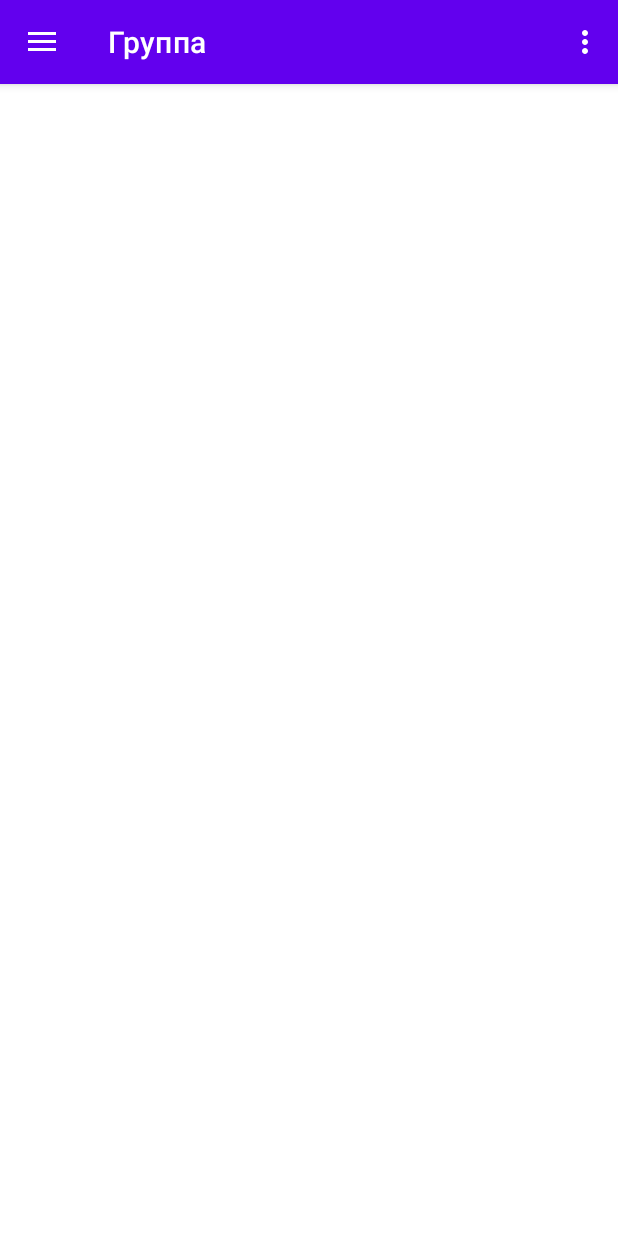
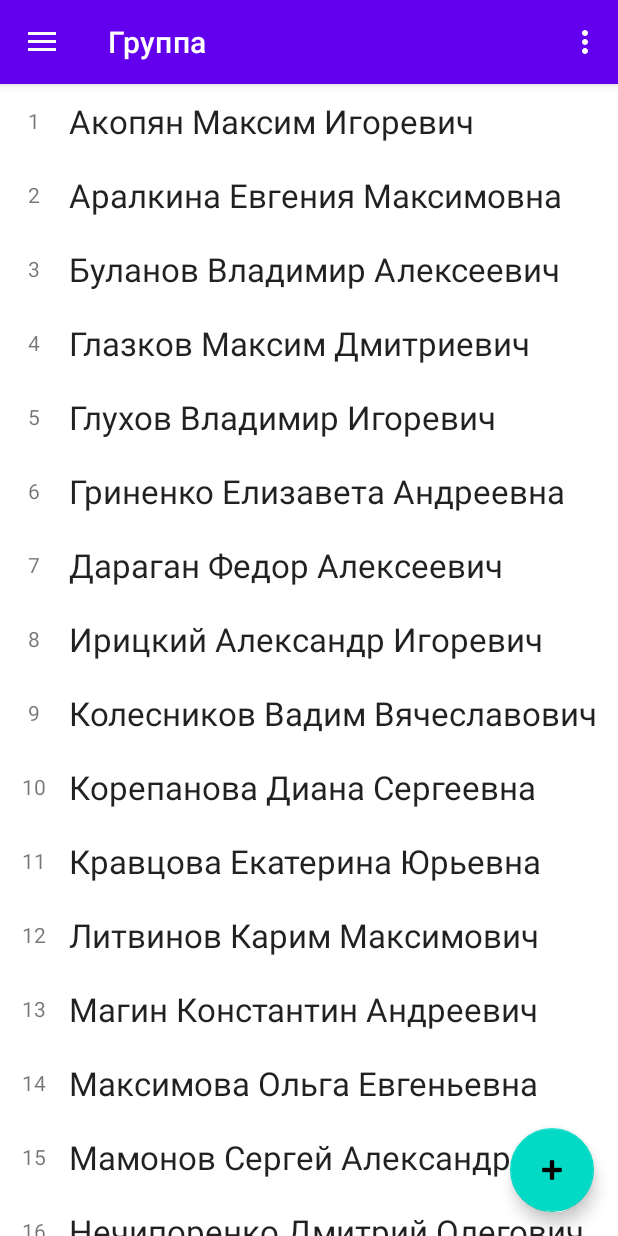
Before and after one commit to iluuxa/AttJournal, an Android app: the screen it shows after launch (MainActivity), in the side drawer, after a tap on "Группа", on a phone screen of 412 x 824 dp. Run offline under Robolectric (Android 15) with nearby library versions, the phone set to English and light mode, and no system bars; our stand-ins replace navigation-ui; 3 statements that could not run were skipped.

Commit message:
Попытки создания класса группы

```diff
--- /dev/null
+++ b/app/src/main/java/stu/ilexa/testjournal1/Group.java
@@ -0,0 +1,143 @@
+package stu.ilexa.testjournal1;
+
+import android.util.Log;
+
+import java.util.ArrayList;
+import java.util.Arrays;
+
+public class Group {
+    private static Student[] group;
+    private static final String TAG="MyGroup";
+
+
+    public static Student[] getGroup() {
+        return group;
+    }
+
+
+    public Group() {
+        testInit();
+    }
+
+
+    public static void sort(){
+        Student buff;
+        ArrayList<Student> disorderedStudents=new ArrayList<>();
+        ArrayList<Student> orderedStudents=new ArrayList<>();
+        for (int i = 0; i < group.length; i++) {
+            if (group[i].getOrder()>0){
+                orderedStudents.add(group[i]);
+            }
+            else{
+                disorderedStudents.add(group[i]);
+            }
+        }
+
+    }
+
+    public static boolean add(Student student){
+        //Log.d(TAG, "add: student: " +student.getName()+"\n"+ Arrays.toString(group));
+        //Log.d(TAG, "testInit: "+student.getName()+" "+student.getOrder());
+        Student[] temp = new Student[group.length+1];
+        Student buff = student;
+        boolean ordered = false;
+        int j = 0;
+        if(student.getOrder()>0){
+            if(student.getOrder()<= group.length){
+                if (group[student.getOrder()-1].getOrder()>0
+                        &&group[student.getOrder()-1].getOrder()<= group.length)
+                {
+                    return false;
+                }
+                temp[student.getOrder()-1] = student;
+                ordered=true;
+            }
+        }
+
+        for (int i = 0; i < group.length; i++) {
+            if(group[i].getOrder()>0
+                    &&group[i].getOrder()!=(i+1)
+                    &&group[i].getOrder()<=group.length+1)
+            {
+                temp[group[i].getOrder()-1]=group[i];
+            }
+            else {
+                if (group[i].getOrder() == (i + 1)) {
+                    temp[i] = group[i];
+                }
+                else {
+                    while ((temp[j] != null) && (j<temp.length-1)) {
+                        j++;
+                    }
+                    if(!ordered) {
+                        if (buff.compareTo(group[i]) < 0) {
+                            temp[j] = buff;
+                            buff = group[i];
+                        } else {
+                            temp[j] = group[i];
+                        }
+                    }
+                    else {
+                        temp[j]=group[i];
+                    }
+                    j++;
+                }
+            }
+        }
+
+        if(temp[group.length]==null){
+            temp[group.length]=buff;
+        }
+
+        for (int i = 0; i < temp.length; i++) {
+            if(temp[i]!=null){
+            Log.d(TAG, "add: "+(i+1)+"   "+temp[i].getName());}
+            else{
+                Log.d(TAG, "add: Null");
+            }
+
+        }
+        Log.d(TAG, "--------------------------------------------------------");
+        group=temp;
+        return true;
+    }
+
+
+    public static void testInit(){
+        group = new Student[0];
+        add(new Student("Акопян","Максим","Игоревич"));
+        add(new Student("Аралкина","Евгения","Максимовна"));
+        add(new Student("Буланов","Владимир","Алексеевич",3));
+        add(new Student("Глазков","Максим","Дмитриевич",4));
+        add(new Student("Морозов","Лев","Александрович",29));
+        add(new Student("Глухов","Владимир","Игоревич",5));
+        add(new Student("Гриненко","Елизавета","Андреевна",6));
+        add(new Student("Дараган","Федор","Алексеевич"));
+        add(new Student("Ирицкий","Александр","Игоревич"));
+        add(new Student("Колесников","Вадим","Вячеславович"));
+        add(new Student("Корепанова","Диана","Сергеевна"));
+        add(new Student("Кравцова","Екатерина","Юрьевна"));
+        add(new Student("Магин","Константин","Андреевич"));
+        add(new Student("Литвинов","Карим","Максимович",31));
+        add(new Student("Максимова","Ольга","Евгеньевна"));
+        add(new Student("Мамонов","Сергей","Александрович"));
+        add(new Student("Михина","Ирина","Павловна"));
+        add(new Student("Нечипоренко","Дмитрий","Олегович",16));
+        add(new Student("Николаев","Даниил","Александрович"));
+        add(new Student("Парамошкин","Егор","Валерьевич"));
+        add(new Student("Полетаев","Владимир","Викторович",19));
+        add(new Student("Прикупец","Александр","Андреевич"));
+        add(new Student("Сороков","Артём","Сергеевич"));
+        add(new Student("Старовойтов","Фёдор","Дмитриевич"));
+        add(new Student("Сычёв","Владимир","Константинович"));
+        add(new Student("Тимофеева","Софья","Леонидовна"));
+        add(new Student("Титов","Феликс","Александрович"));
+        add(new Student("Харитонов","Дмитрий","Михайлович"));
+        add(new Student("Ясько","Илья","Артёмович"));
+        add(new Student("Мамедли","Эмиль","Вугар оглы",28));
+        add(new Student("Баженов","Владимир","Сергеевич",30));
+
+
+
+    }
+}
--- a/app/src/main/java/stu/ilexa/testjournal1/Student.java
+++ b/app/src/main/java/stu/ilexa/testjournal1/Student.java
@@ -3,20 +3,42 @@ package stu.ilexa.testjournal1;
 import android.provider.ContactsContract;
 import android.provider.Telephony;
 
-public class Student {
-    String firstName;
-    String lastName;
-    String patronymic;
+public class Student implements Comparable {
+    private String firstName;
+    private String lastName;
+    private String patronymic;
+    private int order=0;
 
 
-    public Student(String lastName, String firstName,  String patronymic) {
+    public Student(String lastName, String firstName, String patronymic,int order) {
+        this.lastName = lastName;
+        this.firstName = firstName;
+        this.patronymic = patronymic;
+        this.order = order;
+    }
+
+
+    public Student(String lastName, String firstName, String patronymic) {
         this.lastName = lastName;
         this.firstName = firstName;
         this.patronymic = patronymic;
     }
 
     public String getName(){
-        return lastName + firstName + patronymic;
+        return lastName +" "+ firstName +" "+ patronymic;
     }
 
+
+    @Override
+    public int compareTo(Object o) {
+        return getName().compareTo(((Student)(o)).getName());
+    }
+
+    public int getOrder() {
+        return order;
+    }
+
+    public void setOrder(int order) {
+        this.order = order;
+    }
 }
--- a/app/src/main/java/stu/ilexa/testjournal1/ui/change/SubjectChangeFragment.java
+++ b/app/src/main/java/stu/ilexa/testjournal1/ui/change/SubjectChangeFragment.java
@@ -18,7 +18,6 @@ import androidx.core.app.NavUtils;
 import androidx.fragment.app.Fragment;
 import androidx.lifecycle.ViewModelProvider;
 
-import java.util.Arrays;
 import java.util.TreeSet;
 
 import stu.ilexa.testjournal1.R;
@@ -32,7 +31,6 @@ public class SubjectChangeFragment extends Fragment implements View.OnClickListe
     private SubjectChangeFragmentBinding binding;
     private static final String TAG ="SubjectChangeFragment";
     int foundSubject = -1;
-    String changedSubject;
 
     public static SubjectChangeFragment newInstance() {
         return new SubjectChangeFragment();
@@ -43,10 +41,9 @@ public class SubjectChangeFragment extends Fragment implements View.OnClickListe
     @Override
     public View onCreateView(@NonNull LayoutInflater inflater, @Nullable ViewGroup container,
                              @Nullable Bundle savedInstanceState) {
-        //Log.d(TAG, "onCreateView: "+SubjectChangeViewModel.class.toString());
+
+
         subjectChangeViewModel = new ViewModelProvider(this).get(SubjectChangeViewModel.class);
-        //subjectChangeViewModel = new ViewModelProvider(requireActivity()).get(SubjectChangeViewModel.class);
-        //subjectChangeViewModel=new ViewModelProvider(requireActivity(),getDefaultViewModelProviderFactory()).get(SubjectChangeViewModel.class);
         binding = SubjectChangeFragmentBinding.inflate(inflater, container, false);
         View root = binding.getRoot();
 
@@ -73,8 +70,7 @@ public class SubjectChangeFragment extends Fragment implements View.OnClickListe
             public void onTextChanged(CharSequence charSequence, int i, int i1, int i2) {
                 String compared = charSequence.toString();
                 foundSubject = -1;
-                //TODO: check if right
-                for (int j = 0; ((j < list.length)&&(j<objects.length)); j++) {
+                for (int j = 0; (j < list.length); j++) {
                     if (compared.equals(list[j])){
                         Subject temp = ((Subject)(objects[j]));
                         if((binding.subjectTypeInputField.getText().toString().equals("пр") && !temp.getLecture())||(binding.subjectTypeInputField.getText().toString().equals("лк") && temp.getLecture())){
@@ -242,13 +238,13 @@ public class SubjectChangeFragment extends Fragment implements View.OnClickListe
             case "subjectAddConfirm":
                 requireActivity().getWindow().setFlags(WindowManager.LayoutParams.FLAG_NOT_TOUCHABLE,
                         WindowManager.LayoutParams.FLAG_NOT_TOUCHABLE);
-                boolean classChecks[][] = getUserChecks();
-                boolean weekChecks[] = getUserWeekChecks();
+                boolean[][] classChecks = getUserChecks();
+                boolean[] weekChecks = getUserWeekChecks();
                 int collisions=0;
 
                 if (foundSubject>-1){collisions = subjectChangeViewModel.collisionCheck(weekChecks);}
                 TreeSet<String> treeSet = subjectChangeViewModel.otherCollisionCheck(weekChecks,classChecks);
-                String[] changedSubjects = treeSet.toArray(new String[treeSet.size()]);
+                String[] changedSubjects = treeSet.toArray(new String[0]);
                 Log.d(TAG, "onClick: "+foundSubject+collisions);
                 if((collisions>0)||(changedSubjects.length>0)){
                     String message = "";
--- a/app/src/main/java/stu/ilexa/testjournal1/ui/students/StudentsFragment.java
+++ b/app/src/main/java/stu/ilexa/testjournal1/ui/students/StudentsFragment.java
@@ -16,6 +16,7 @@ import androidx.recyclerview.widget.AdapterListUpdateCallback;
 import androidx.recyclerview.widget.LinearLayoutManager;
 import androidx.recyclerview.widget.RecyclerView;
 
+import stu.ilexa.testjournal1.Group;
 import stu.ilexa.testjournal1.Student;
 import stu.ilexa.testjournal1.databinding.FragmentStudentsBinding;
 
@@ -33,17 +34,14 @@ public class StudentsFragment extends Fragment {
         View root = binding.getRoot();
         RecyclerView studentsScroll = binding.studentsScroll;
 
-        StudentsViewAdapter stringArrayAdapter= new StudentsViewAdapter(new Student[]{new Student("Ясько","Илья","Артёмович")});
-        LinearLayoutManager linearLayoutManager = new LinearLayoutManager(root.getContext());
+        Group.testInit();
+        StudentsViewAdapter stringArrayAdapter= new StudentsViewAdapter(Group.getGroup());
+        LinearLayoutManager linearLayoutManager = new LinearLayoutManager(root.getContext(), RecyclerView.VERTICAL,false);
         studentsScroll.setLayoutManager(linearLayoutManager);
         studentsScroll.setAdapter(stringArrayAdapter);
 
-        studentsViewModel.getText().observe(getViewLifecycleOwner(), new Observer<String[]>() {
-
-            @Override
-            public void onChanged(@Nullable String[] s) {
-                //stringArrayAdapter.add();
-            }
+        studentsViewModel.getText().observe(getViewLifecycleOwner(), s -> {
+            //stringArrayAdapter.add();
         });
 
 
--- a/app/src/main/java/stu/ilexa/testjournal1/ui/students/StudentsViewAdapter.java
+++ b/app/src/main/java/stu/ilexa/testjournal1/ui/students/StudentsViewAdapter.java
@@ -25,18 +25,8 @@ public class StudentsViewAdapter extends RecyclerView.Adapter<StudentsViewAdapte
     @NonNull
     @Override
     public ViewHolder onCreateViewHolder(@NonNull ViewGroup viewGroup, int viewType) {
-        View v = LayoutInflater.from(viewGroup.getContext()).inflate(R.layout.fragment_students, viewGroup, false);
+        View v = LayoutInflater.from(viewGroup.getContext()).inflate(R.layout.student_list_item, viewGroup, false);
         return new ViewHolder(v);
-    }
-
-
-    public void add(Student student){
-        Student[] temp = new Student[students.length+1];
-        for (int i = 0; i < students.length; i++) {
-            temp[i]=students[i];
-        }
-        temp[students.length]=student;
-        students=temp;
     }
 
 
@@ -44,6 +34,8 @@ public class StudentsViewAdapter extends RecyclerView.Adapter<StudentsViewAdapte
     public void onBindViewHolder(@NonNull StudentsViewAdapter.ViewHolder holder, int position) {
         Student student = students[position];
         holder.name.setText(student.getName());
+        String string = String.valueOf(position+1);
+        holder.number.setText(string);
     }
 
 
@@ -53,13 +45,26 @@ public class StudentsViewAdapter extends RecyclerView.Adapter<StudentsViewAdapte
     }
 
 
+    @Override
+    public long getItemId(int position) {
+        return position;
+    }
+
+    @Override
+    public int getItemViewType(int position) {
+        return position;
+    }
+
+
     class ViewHolder extends RecyclerView.ViewHolder {
 
         private TextView name;
+        private TextView number;
 
         public ViewHolder(View itemView) {
             super(itemView);
-            name = (TextView) itemView.findViewById(R.id.itemTextView);
+            name = (TextView) itemView.findViewById(R.id.student_list_item_text);
+            number = (TextView) itemView.findViewById(R.id.student_list_item_number);
         }
     }
 }
--- a/app/src/main/res/layout/fragment_students.xml
+++ b/app/src/main/res/layout/fragment_students.xml
@@ -1,10 +1,14 @@
 <?xml version="1.0" encoding="utf-8"?>
-
-<androidx.recyclerview.widget.RecyclerView
+<FrameLayout
     xmlns:android="http://schemas.android.com/apk/res/android"
     xmlns:app="http://schemas.android.com/apk/res-auto"
     xmlns:tools="http://schemas.android.com/tools"
     tools:context=".ui.students.StudentsFragment"
+    android:layout_width="match_parent"
+    android:layout_height="match_parent"
+    >
+    <androidx.recyclerview.widget.RecyclerView
+
             android:id="@+id/studentsScroll"
             android:layout_width="match_parent"
             android:layout_height="wrap_content"
@@ -12,3 +16,14 @@
             app:layout_constraintTop_toTopOf="parent">
 
     </androidx.recyclerview.widget.RecyclerView>
+
+    <com.google.android.material.floatingactionbutton.FloatingActionButton
+        android:id="@+id/fab"
+        android:layout_width="wrap_content"
+        android:layout_height="wrap_content"
+        android:layout_gravity="end|bottom"
+        android:layout_margin="@dimen/fab_margin"
+        android:tag="addSubjectFAB"
+        android:src="@android:drawable/ic_input_add" />
+
+</FrameLayout>
--- a/app/src/main/res/layout/student_list_item.xml
+++ b/app/src/main/res/layout/student_list_item.xml
@@ -1,19 +1,27 @@
 <?xml version="1.0" encoding="utf-8"?>
-<androidx.constraintlayout.widget.ConstraintLayout xmlns:android="http://schemas.android.com/apk/res/android"
-    xmlns:app="http://schemas.android.com/apk/res-auto"
+<LinearLayout
+    xmlns:android="http://schemas.android.com/apk/res/android"
+    android:orientation="horizontal"
     android:layout_width="match_parent"
-    android:layout_height="match_parent"
-    xmlns:tools="http://schemas.android.com/tools"
-    tools:context=".MainActivity">
+    android:layout_height="wrap_content"
+    android:paddingTop="10dp"
+    android:paddingBottom="10dp"
+    >
 
     <TextView
-        android:id="@+id/itemTextView"
-        android:layout_width="wrap_content"
-        android:layout_height="wrap_content"
-        android:text="TextView"
-        app:layout_constraintBottom_toBottomOf="parent"
-        app:layout_constraintEnd_toEndOf="parent"
-        app:layout_constraintStart_toStartOf="parent"
-        app:layout_constraintTop_toTopOf="parent" />
+        android:id="@+id/student_list_item_number"
+        android:layout_width="match_parent"
+        android:layout_height="match_parent"
+        android:gravity="center"
+        android:textAlignment="center"
+        android:layout_weight="8"
+        />
 
-</androidx.constraintlayout.widget.ConstraintLayout>
+    <TextView
+        android:id="@+id/student_list_item_text"
+        android:layout_width="match_parent"
+        android:layout_height="match_parent"
+        android:layout_weight="1"
+        android:textAppearance="@style/TextAppearance.AppCompat.Large" />
+
+</LinearLayout>
--- a/app/src/main/res/values/strings.xml
+++ b/app/src/main/res/values/strings.xml
@@ -6,6 +6,7 @@
     <string name="nav_header_subtitle">android.studio@android.com</string>
     <string name="nav_header_desc">Navigation header</string>
     <string name="action_settings">Settings</string>
+    <string name="error">Упс, что-то пошло не так</string>
 
     <string name="menu_home">Посещаемость</string>
     <string name="menu_gallery">Группа</string>
```
Lines whose indentation alone changed are shown as unchanged.
